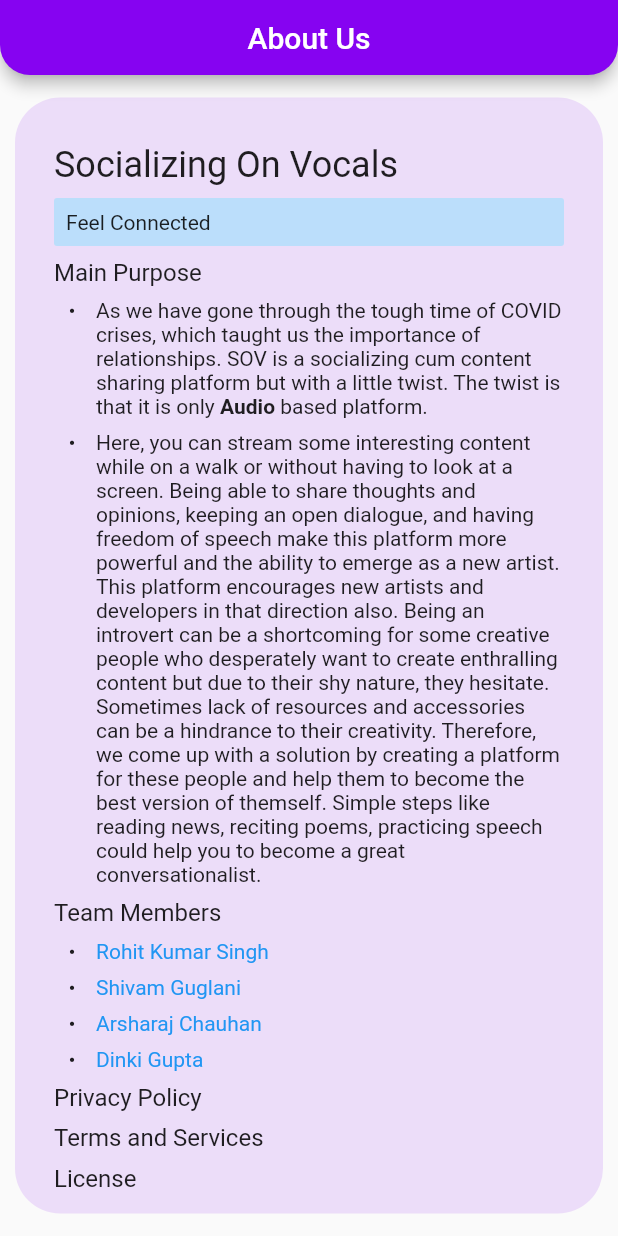
After one commit to rohitsinghkcodes/Socializing-On-Vocals, a Flutter app: the Settings screen opened by its route, after a tap on "About Us", on a phone screen of 412 x 824 dp. The commit adds this screen. Run offline on Flutter 3.47's test engine with Material 2 defaults, Android fonts, the phone set to English and light mode, and no system bars; our stand-ins replace animated_text_kit, audioplayers, curved_navigation_bar, file_picker, flutter_markdown, flutter_spinkit and 3 more; accounts and stored records are empty; network calls fail.

Commit message:
files updated to latest version of the app

```diff
--- /dev/null
+++ b/lib/screens/about_us_screen.dart
@@ -0,0 +1,68 @@
+import 'package:flutter/material.dart';
+import 'package:socializing_on_vocals/helper/colors.dart';
+import 'package:flutter_markdown/flutter_markdown.dart' as md;
+
+class AboutUs extends StatefulWidget {
+  static const id = "about_us_screen";
+
+  const AboutUs({Key? key}) : super(key: key);
+
+  @override
+  State<AboutUs> createState() => _AboutUsState();
+}
+
+class _AboutUsState extends State<AboutUs> {
+  @override
+  Widget build(BuildContext context) {
+    return Scaffold(
+      appBar: AppBar(
+        toolbarHeight: 50,
+        automaticallyImplyLeading: false,
+        shape: const RoundedRectangleBorder(
+          borderRadius: BorderRadius.vertical(
+            bottom: Radius.circular(20),
+          ),
+        ),
+        backgroundColor: mainPurpleTheme,
+        centerTitle: true,
+        title: const Text('About Us'),
+      ),
+      body: Padding(
+        padding: const EdgeInsets.symmetric(vertical: 15.0, horizontal: 10.0),
+        child: Container(
+          padding: const EdgeInsets.symmetric(vertical: 15.0, horizontal: 10.0),
+          decoration: const BoxDecoration(
+            borderRadius: BorderRadius.all(
+              Radius.circular(30),
+            ),
+            color: Color(0x1E8603F1),
+          ),
+          child: const md.Markdown(
+            data: """
+# Socializing On Vocals
+> Feel Connected
+
+### Main Purpose
+- As we have gone through the tough time of COVID crises, which taught us the importance of relationships. SOV is a socializing cum content sharing platform but with a little twist. The twist is that it is only **Audio** based platform.
+
+- Here, you can stream some interesting content while on a walk or without having to look at a screen. Being able to share thoughts and opinions, keeping an open dialogue, and having freedom of speech make this platform more powerful and the ability to emerge as a new artist. This platform encourages new artists and developers in that direction also. Being an introvert can be a shortcoming for some creative people who desperately want to create enthralling content but due to their shy nature, they hesitate. Sometimes lack of resources and accessories can be a hindrance to their creativity. Therefore, we come up with a solution by creating a platform for these people and help them to become the best version of themself. Simple steps like reading news, reciting poems, practicing speech could help you to become a great conversationalist.
+
+### Team Members
+- [Rohit Kumar Singh](https://github.com/rohitsinghkcodes)
+- [Shivam Guglani](https://github.com/shivamkcodes)
+- [Arsharaj Chauhan](https://github.com/arsharaj)
+- [Dinki Gupta]()
+
+### Privacy Policy
+
+### Terms and Services
+
+### License
+> MIT License
+""",
+          ),
+        ),
+      ),
+    );
+  }
+}
--- a/lib/screens/home_screen.dart
+++ b/lib/screens/home_screen.dart
@@ -134,8 +134,6 @@ class _HomeScreenState extends State<HomeScreen> with WidgetsBindingObserver {
   @override
   Widget build(BuildContext context) {
     return Scaffold(
-      backgroundColor: Colors.white,
-
       appBar: AppBar(
         systemOverlayStyle: SystemUiOverlayStyle.light,
         elevation: 0,
@@ -152,6 +150,8 @@ class _HomeScreenState extends State<HomeScreen> with WidgetsBindingObserver {
           child: RefreshIndicator(
             onRefresh: fetchPlaylist,
             triggerMode: RefreshIndicatorTriggerMode.onEdge,
+            strokeWidth: 4.0,
+            color: mainPurpleTheme,
             child: PageView.builder(
 
               controller: pageController,
--- a/lib/screens/settings_screen.dart
+++ b/lib/screens/settings_screen.dart
@@ -1,7 +1,10 @@
 import 'package:audioplayers/audioplayers.dart';
 import 'package:flutter/material.dart';
+import 'package:fluttertoast/fluttertoast.dart';
 import 'package:shared_preferences/shared_preferences.dart';
 import 'package:socializing_on_vocals/helper/colors.dart';
+import 'package:socializing_on_vocals/screens/about_us_screen.dart';
+import 'package:socializing_on_vocals/screens/profile_screen.dart';
 import 'package:socializing_on_vocals/screens/welcome_screen.dart';
 
 class Settings extends StatefulWidget {
@@ -14,16 +17,56 @@ class Settings extends StatefulWidget {
 }
 
 class _SettingsState extends State<Settings> {
-  bool isSwitched = false;
   AudioPlayer audioPlayer = AudioPlayer();
 
-  //Method for logging out user from the system
-  void logoutUser()async{
+  bool isSwitched = false;
+
+  void changeTheme() {}
+
+  // Method for logging out user from the system
+  void logoutUser() async {
     audioPlayer.stop();
     SharedPreferences prefs = await SharedPreferences.getInstance();
     prefs.clear();
-    Navigator.pushNamedAndRemoveUntil(
-        context, WelcomeScreen.id, (route) => false);
+    showDialog(
+      context: context,
+      builder: (context) => AlertDialog(
+        title: const Text('Are you sure?'),
+        content: const Text('Do you want to exit the app'),
+        actions: <Widget>[
+          TextButton(
+            onPressed: () => Navigator.of(context).pop(false),
+            child: const Text('No'),
+          ),
+          TextButton(
+            onPressed: () => Navigator.pushNamedAndRemoveUntil(
+                context, WelcomeScreen.id, (route) => false),
+            child: const Text('Yes'),
+          ),
+        ],
+      ),
+    );
+  }
+
+  // Method for redirecting the user to the profile page
+  void gotoProfilePage() async {
+    try {
+      SharedPreferences prefs = await SharedPreferences.getInstance();
+      if (prefs.get("isLoggedIn") == true) {
+        Navigator.pushNamed(context, ProfileScreen.id);
+      } else {
+        Fluttertoast.showToast(
+          msg: "User is not logged in !",
+          backgroundColor: Colors.black87,
+          textColor: Colors.white,
+          gravity: ToastGravity.BOTTOM,
+          toastLength: Toast.LENGTH_LONG,
+        );
+      }
+    } catch (e) {
+      debugPrint(e.toString());
+    }
+
   }
 
   @override
@@ -40,56 +83,108 @@ class _SettingsState extends State<Settings> {
         centerTitle: true,
         title: const Text('Settings'),
       ),
-
       body: Padding(
-
-        padding: const EdgeInsets.symmetric(vertical: 15.0,horizontal: 12.0),
+        padding: const EdgeInsets.symmetric(vertical: 15.0, horizontal: 12.0),
         child: Center(
+          child: Column(
+            children: [
+              Expanded(
                 child: Container(
                   decoration: const BoxDecoration(
-              borderRadius: BorderRadius.all(Radius.circular(30),),
-              color:Color(0x1E8603F1),
+                    borderRadius: BorderRadius.all(
+                      Radius.circular(30),
                     ),
-
+                    color: Color(0x1E8603F1),
+                  ),
                   child: Padding(
-              padding: const EdgeInsets.symmetric(vertical: 15.0,horizontal: 10.0),
+                      padding: const EdgeInsets.symmetric(
+                          vertical: 15.0, horizontal: 10.0),
                       child: ListView(
-                children: ListTile.divideTiles( //          <-- ListTile.divideTiles
+                        children: ListTile.divideTiles(
+                          //          <-- ListTile.divideTiles
                             context: context,
                             tiles: [
-                      const ListTile(
-                        title: Text('Profile'),
-                      ),
+                              // GestureDetector(
+                              //   onTap: gotoProfilePage,
+                              //   child: const ListTile(
+                              //     title: Text('Profile'),
+                              //   ),
+                              // ),
 
-                      const ListTile(
-                        title: Text('About Us'),
-                      ),
                               ListTile(
                                 trailing: Switch(
                                   value: isSwitched,
                                   activeColor: mainPurpleTheme,
                                   activeTrackColor: darkTheme,
-                          onChanged: (value){
+                                  onChanged: (value) {
                                     setState(() {
                                       isSwitched = value;
+                                      changeTheme();
                                     });
                                   },
                                 ),
                                 title: const Text('Dark Mode'),
+                              ),
 
-                      ),
                               GestureDetector(
-                        onTap: (){
+                                onTap: () {
                                   logoutUser();
                                 },
                                 child: const ListTile(
                                   title: Text('Logout'),
                                 ),
                               ),
-                    ]
-                ).toList(),
-              )
+                            ]).toList(),
+                      )),
                 ),
+              ),
+              const SizedBox(
+                height: 20,
+              ),
+              Expanded(
+                child: Container(
+                  decoration: const BoxDecoration(
+                    borderRadius: BorderRadius.all(
+                      Radius.circular(30),
+                    ),
+                    color: Color(0x1E8603F1),
+                  ),
+                  child: Padding(
+                      padding: const EdgeInsets.symmetric(
+                          vertical: 15.0, horizontal: 10.0),
+                      child: ListView(
+                        children: ListTile.divideTiles(
+                          //          <-- ListTile.divideTiles
+                            context: context,
+                            tiles: [
+
+                              GestureDetector(
+                                onTap: () {
+                                  Navigator.pushNamed(context, AboutUs.id);
+                                },
+                                child: const ListTile(
+                                  title: Text('About Us'),
+                                ),
+                              ),
+
+                              GestureDetector(
+                                onTap: null,
+                                child: const ListTile(
+                                  title: Text('Privacy Policy'),
+                                ),
+                              ),
+                              GestureDetector(
+                                onTap: null,
+                                child: const ListTile(
+                                  title: Text('Terms and Conditions'),
+                                ),
+                              ),
+
+                            ]).toList(),
+                      )),
+                ),
+              ),
+            ],
           ),
         ),
       ),
--- a/lib/screens/upload_screen.dart
+++ b/lib/screens/upload_screen.dart
@@ -98,7 +98,6 @@ class _UploadFileState extends State<UploadFile> {
   @override
   Widget build(BuildContext context) {
     return Scaffold(
-      backgroundColor: Colors.white,
       appBar: AppBar(
         toolbarHeight: 50,
         shape: const RoundedRectangleBorder(
@@ -181,13 +180,13 @@ class _UploadFileState extends State<UploadFile> {
                                 builder: (BuildContext context) =>
                                     AlertDialog(
                                       shape:  const RoundedRectangleBorder(borderRadius: BorderRadius.all(Radius.circular(10.0))),
-                                      backgroundColor: const Color(0xFFDFB5FF),
+                                      // backgroundColor: const Color(0xFFDFB5FF),
                                       content:
                                       const SizedBox(
                                         height: 25.0,
                                         child: Center(child: Text(
                                             'File Uploaded Successfully',style: TextStyle(
-                                          color: Color(0xFF4B008B),
+                                          // color: Color(0xFF4B008B),
                                           fontSize: 18,
                                           fontWeight: FontWeight.w500,
                                         ),),),
--- a/pubspec.yaml
+++ b/pubspec.yaml
@@ -25,6 +25,7 @@ dependencies:
   file_picker: ^4.2.7
   curved_navigation_bar: ^1.0.1
   flutter_spinkit: ^5.1.0
+  flutter_markdown: ^0.6.9
 
 dev_dependencies:
   flutter_test:
```
Also changed, not shown: lib/Navigation/bottom_nav.dart (+10 -1 lines), lib/main.dart (+23 -2 lines), lib/screens/profile_screen.dart (added, +132 -0 lines), pubspec.lock. Lines whose indentation alone changed are shown as unchanged.
